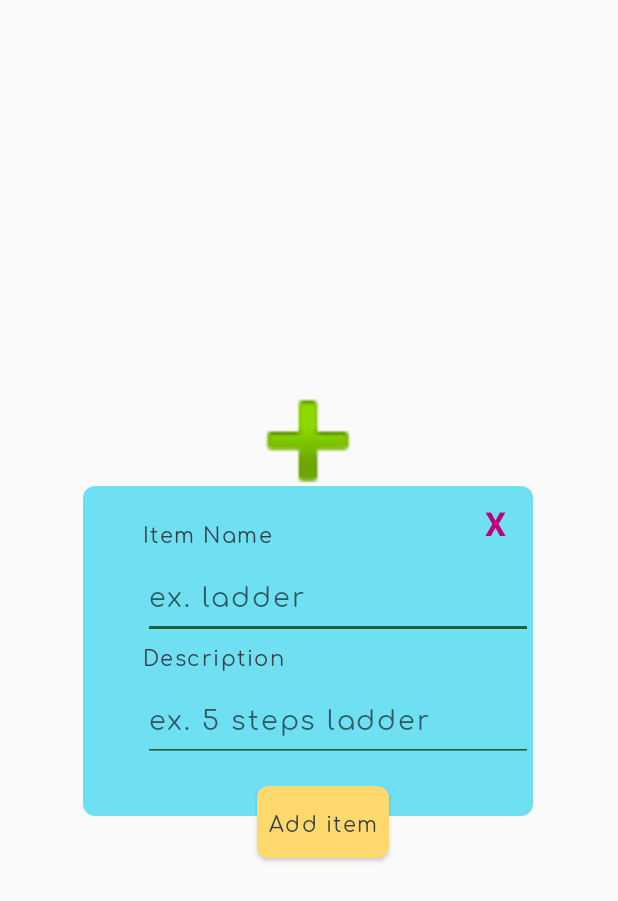
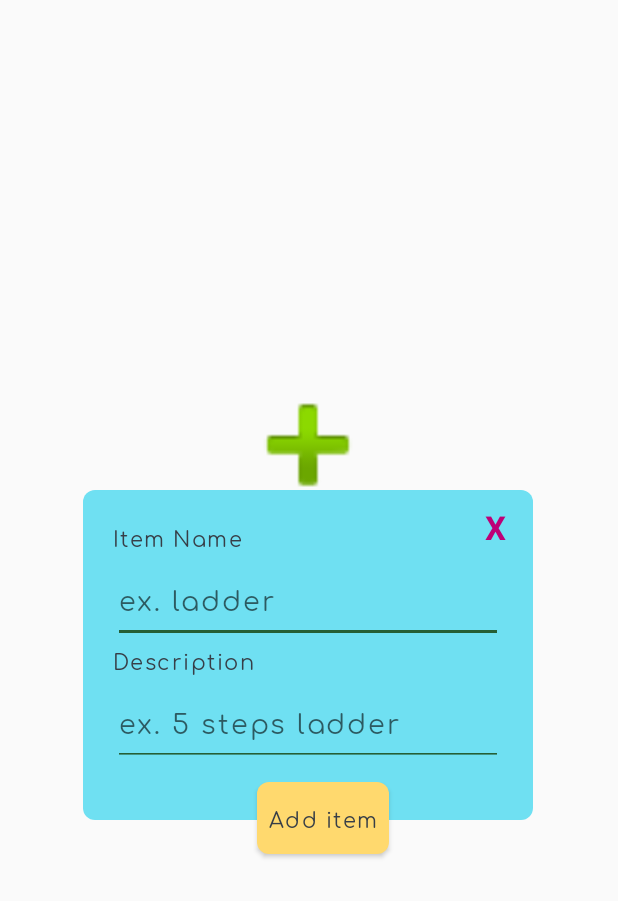
Before and after one commit to Yaelsarusi/Neighborly, an Android app: the layout popup_add_item.xml on its own in the app's theme, with its tools: preview values and no code run, on a phone screen of 412 x 824 dp. Shown: the top 901 px of the screen. Run offline under Robolectric (Android 15) with nearby library versions, the phone set to English and light mode, and no system bars.

Commit message:
started design

```diff
--- a/app/src/main/res/layout/popup_add_item.xml
+++ b/app/src/main/res/layout/popup_add_item.xml
@@ -1,5 +1,5 @@
 <LinearLayout xmlns:android="http://schemas.android.com/apk/res/android"
-    xmlns:app="http://schemas.android.com/apk/res-auto"
+    xmlns:tools="http://schemas.android.com/tools"
     android:layout_width="350dp"
     android:layout_height="wrap_content"
     android:layout_gravity="center"
@@ -31,7 +31,7 @@
             android:layout_marginBottom="-30dp"
             android:elevation="3dp"
             android:gravity="center"
-            android:text="X"
+            android:text="@string/exit"
             android:textAppearance="@style/TextAppearance.AppCompat.Large"
             android:textColor="@color/appMagenta"
             android:textStyle="bold" />
@@ -42,11 +42,11 @@
             android:orientation="horizontal">
 
             <Space
-                android:layout_width="40dp"
+                android:layout_width="20dp"
                 android:layout_height="22dp" />
 
             <LinearLayout
-                android:layout_width="match_parent"
+                android:layout_width="260dp"
                 android:layout_height="wrap_content"
                 android:background="@android:color/transparent"
                 android:orientation="vertical">
@@ -66,7 +66,8 @@
                     android:backgroundTint="@color/green"
                     android:hint="@string/item_example"
                     android:inputType="textAutoComplete"
-                    android:textCursorDrawable="@drawable/cursor_color" />
+                    android:textCursorDrawable="@drawable/cursor_color"
+                    tools:ignore="Autofill" />
 
                 <TextView
                     android:id="@+id/textViewDescription"
@@ -85,8 +86,14 @@
                     android:inputType="textMultiLine"
                     android:maxLines="10"
                     android:scrollbars="vertical"
-                    android:textCursorDrawable="@drawable/cursor_color" />
+                    android:textCursorDrawable="@drawable/cursor_color"
+                    tools:ignore="Autofill" />
             </LinearLayout>
+
+            <Space
+                android:layout_width="20dp"
+                android:layout_height="22dp" />
+
         </LinearLayout>
 
     </LinearLayout>
@@ -94,7 +101,7 @@
     <LinearLayout
         android:layout_width="match_parent"
         android:layout_height="55dp"
-        android:layout_marginTop="-20dp"
+        android:layout_marginTop="-25dp"
         android:orientation="horizontal">
 
         <Space
@@ -108,7 +115,7 @@
             android:layout_width="wrap_content"
             android:layout_height="wrap_content"
             android:background="@drawable/rounded_rectangle_yellow"
-            android:text="Add item"
+            android:text="@string/add_item"
             android:textAllCaps="false" />
 
         <Space
--- a/app/src/main/res/values/strings.xml
+++ b/app/src/main/res/values/strings.xml
@@ -65,4 +65,6 @@
     <string name="send">Send!</string>
     <string name="request_resolved_title">You have such great neighbors!</string>
     <string name="description_hint">ex. 5 steps ladder</string>
+    <string name="exit">X</string>
+    <string name="add_item">Add item</string>
 </resources>
```
